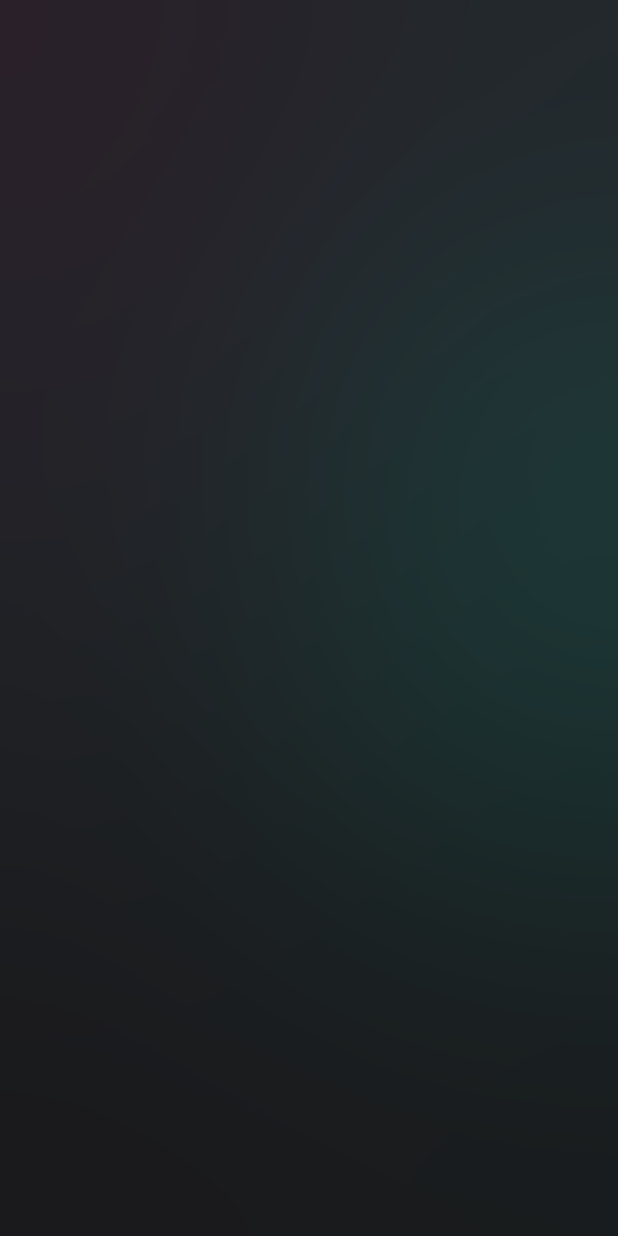
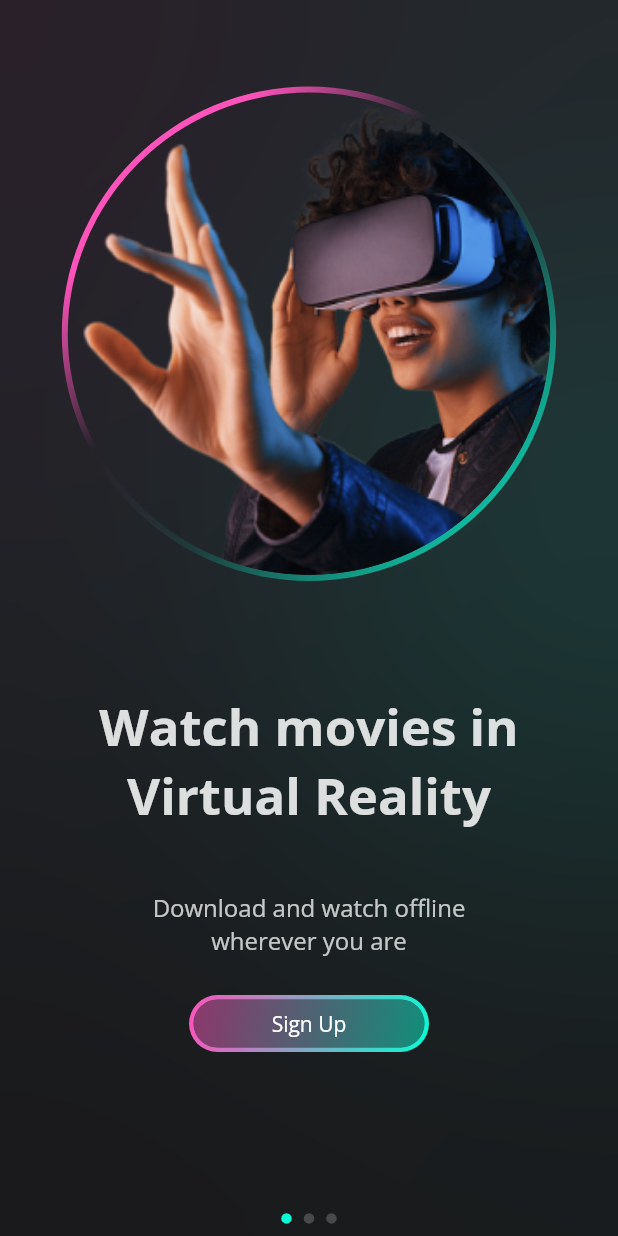
Before and after one commit to aloysiusberonque/NeonUI, a Flutter app: the screen it shows after launch, on a phone screen of 412 x 824 dp. Run offline on Flutter 3.47's test engine with Material 2 defaults, Android fonts, the phone set to English and light mode, and no system bars; our stand-ins replace google_fonts.

Commit message:
Implemented onboarding screen details

```diff
--- /dev/null
+++ b/neon/lib/components/custom_outline.dart
@@ -0,0 +1,83 @@
+import 'package:flutter/material.dart';
+
+class CustomOutline extends StatelessWidget {
+  final _GradientPainter _painter;
+  final Widget _child;
+
+  final double _width;
+  final double _height;
+  final EdgeInsetsGeometry _padding;
+
+  CustomOutline({
+    Key? key,
+    required double strokeWidth,
+    required double radius,
+    required Gradient gradient,
+    required Widget child,
+    required double width,
+    required double height,
+    required EdgeInsetsGeometry padding,
+  })  : _painter = _GradientPainter(
+            strokeWidth: strokeWidth, radius: radius, gradient: gradient),
+        _child = child,
+        _width = width,
+        _height = height,
+        _padding = padding,
+        super(key: key);
+
+  @override
+  Widget build(BuildContext context) {
+    return CustomPaint(
+      painter: _painter,
+      child: Container(
+        width: _width,
+        height: _height,
+        child: _child,
+        padding: _padding,
+      ),
+    );
+  }
+}
+
+class _GradientPainter extends CustomPainter {
+  final Paint _paint = Paint();
+  final double _radius;
+  final double _strokeWidth;
+  final Gradient _gradient;
+
+  _GradientPainter(
+      {required double strokeWidth,
+      required double radius,
+      required Gradient gradient})
+      : _strokeWidth = strokeWidth,
+        _radius = radius,
+        _gradient = gradient;
+
+  @override
+  void paint(Canvas canvas, Size size) {
+    // create outer rectangle equals size
+    Rect outerRect = Offset.zero & size;
+    var outerRRect = RRect.fromRectAndRadius(
+      outerRect,
+      Radius.circular(_radius),
+    );
+
+    // create inner rectangle smaller by strokeWidth
+    Rect innerRect = Rect.fromLTWH(_strokeWidth, _strokeWidth,
+        size.width - _strokeWidth * 2, size.height - _strokeWidth * 2);
+    var innerRRect = RRect.fromRectAndRadius(
+        innerRect, Radius.circular(_radius - _strokeWidth));
+
+    // apply gradient shader
+    _paint.shader = _gradient.createShader(outerRect);
+
+    // create difference between outer and inner paths and draw it
+    Path path1 = Path()..addRRect(outerRRect);
+    Path path2 = Path()..addRRect(innerRRect);
+    var path = Path.combine(PathOperation.difference, path1, path2);
+    canvas.drawPath(path, _paint);
+  }
+
+  @override
+  bool shouldRepaint(CustomPainter oldDelegate) => oldDelegate != this;
+}
--- /dev/null
+++ b/neon/lib/components/masked_image.dart
@@ -0,0 +1,57 @@
+import 'dart:ui';
+
+import 'package:flutter/material.dart';
+import 'package:flutter/services.dart';
+
+class MaskedImage extends StatelessWidget {
+  final String? asset;
+  final String? mask;
+
+  const MaskedImage({Key? key, @required this.asset, @required this.mask})
+      : super(key: key);
+
+  @override
+  Widget build(BuildContext context) {
+    return LayoutBuilder(builder: (context, constraints) {
+      return FutureBuilder<List>(
+        future: _createShaderAndImage(
+            asset!, mask!, constraints.maxWidth, constraints.maxHeight),
+        builder: (context, snapshot) {
+          if (!snapshot.hasData) return const SizedBox.shrink();
+          return ShaderMask(
+            blendMode: BlendMode.dstATop,
+            shaderCallback: (rect) => snapshot.data![0],
+            child: snapshot.data![1],
+          );
+        },
+      );
+    });
+  }
+
+  Future<List> _createShaderAndImage(
+      String asset, String mask, double w, double h) async {
+    ByteData data = await rootBundle.load(asset);
+    ByteData maskData = await rootBundle.load(mask);
+
+    Codec codec = await instantiateImageCodec(
+      maskData.buffer.asUint8List(),
+      targetWidth: w.toInt(),
+      targetHeight: h.toInt(),
+    );
+    FrameInfo fi = await codec.getNextFrame();
+
+    ImageShader shader = ImageShader(
+      fi.image,
+      TileMode.clamp,
+      TileMode.clamp,
+      Matrix4.identity().storage,
+    );
+    Image image = Image.memory(
+      data.buffer.asUint8List(),
+      fit: BoxFit.cover,
+      width: w,
+      height: h,
+    );
+    return [shader, image];
+  }
+}
--- a/neon/lib/screens/onboarding_screen.dart
+++ b/neon/lib/screens/onboarding_screen.dart
@@ -1,6 +1,7 @@
 import 'dart:ui';
 
 import 'package:flutter/material.dart';
+import 'package:neon/components/custom_outline.dart';
 
 import '../constants.dart';
 
@@ -11,12 +12,13 @@ class OnboardingScreen extends StatelessWidget {
   Widget build(BuildContext context) {
     final screenHeight = MediaQuery.of(context).size.height;
     final screenWidth = MediaQuery.of(context).size.width;
+
     return Scaffold(
       backgroundColor: Constants.kBlackColor,
       extendBody: true,
       body: SizedBox(
+        width: screenWidth,
         height: screenHeight,
-        width: screenWidth,
         child: Stack(
           children: [
             Positioned(
@@ -26,15 +28,22 @@ class OnboardingScreen extends StatelessWidget {
                 height: 166,
                 width: 166,
                 decoration: const BoxDecoration(
-                      shape: BoxShape.circle, color: Constants.kPinkColor),
+                  shape: BoxShape.circle,
+                  color: Constants.kPinkColor,
+                ),
                 child: BackdropFilter(
-                    filter: ImageFilter.blur(sigmaX: 200, sigmaY: 200),
+                  filter: ImageFilter.blur(
+                    sigmaX: 200,
+                    sigmaY: 200,
+                  ),
                   child: Container(
                     height: 166,
                     width: 166,
+                    color: Colors.transparent,
                   ),
                 ),
-                )),
+              ),
+            ),
             Positioned(
               top: screenHeight * 0.3,
               right: -100,
@@ -42,25 +51,148 @@ class OnboardingScreen extends StatelessWidget {
                 height: 200,
                 width: 200,
                 decoration: const BoxDecoration(
-                      shape: BoxShape.circle, color: Constants.kGreenColor),
+                  shape: BoxShape.circle,
+                  color: Constants.kGreenColor,
+                ),
                 child: BackdropFilter(
-                    filter: ImageFilter.blur(sigmaX: 200, sigmaY: 200),
+                  filter: ImageFilter.blur(
+                    sigmaX: 200,
+                    sigmaY: 200,
+                  ),
                   child: Container(
                     height: 200,
                     width: 200,
+                    color: Colors.transparent,
                   ),
                 ),
-                )),
+              ),
+            ),
             SafeArea(
               child: Column(
-              mainAxisAlignment: MainAxisAlignment.center,
+                mainAxisAlignment: MainAxisAlignment.start,
                 crossAxisAlignment: CrossAxisAlignment.center,
                 children: [
                   SizedBox(
-                  height: screenHeight*0.07,
+                    height: screenHeight * 0.07,
+                  ),
+                  CustomOutline(
+                    strokeWidth: 4,
+                    radius: screenWidth * 0.8,
+                    padding: const EdgeInsets.all(4),
+                    width: screenWidth * 0.8,
+                    height: screenWidth * 0.8,
+                    gradient: LinearGradient(
+                        begin: Alignment.topLeft,
+                        end: Alignment.bottomRight,
+                        colors: [
+                          Constants.kPinkColor,
+                          Constants.kPinkColor.withOpacity(0),
+                          Constants.kGreenColor.withOpacity(0.1),
+                          Constants.kGreenColor
+                        ],
+                        stops: const [
+                          0.2,
+                          0.4,
+                          0.6,
+                          1
+                        ]),
+                    child: Container(
+                      decoration: const BoxDecoration(
+                        shape: BoxShape.circle,
+                        image: DecorationImage(
+                          fit: BoxFit.cover,
+                          alignment: Alignment.bottomLeft,
+                          image: AssetImage('assets/img-onboarding.png'),
+                        ),
+                      ),
+                    ),
+                  ),
+                  SizedBox(
+                    height: screenHeight * 0.09,
+                  ),
+                  Text(
+                    'Watch movies in\nVirtual Reality',
+                    textAlign: TextAlign.center,
+                    style: TextStyle(
+                      color: Constants.kWhiteColor.withOpacity(0.85),
+                      fontSize: screenHeight <= 667 ? 18 : 34,
+                      fontWeight: FontWeight.w700,
+                    ),
+                  ),
+                  SizedBox(
+                    height: screenHeight * 0.05,
+                  ),
+                  Text(
+                    'Download and watch offline\nwherever you are',
+                    textAlign: TextAlign.center,
+                    style: TextStyle(
+                      color: Constants.kWhiteColor.withOpacity(0.75),
+                      fontSize: screenHeight <= 667 ? 12 : 16,
+                    ),
+                  ),
+                  SizedBox(
+                    height: screenHeight * 0.03,
+                  ),
+                  CustomOutline(
+                    strokeWidth: 3,
+                    radius: 20,
+                    padding: const EdgeInsets.all(3),
+                    width: 160,
+                    height: 38,
+                    gradient: const LinearGradient(
+                      begin: Alignment.topLeft,
+                      end: Alignment.bottomRight,
+                      colors: [Constants.kPinkColor, Constants.kGreenColor],
+                    ),
+                    child: Container(
+                      decoration: BoxDecoration(
+                        borderRadius: BorderRadius.circular(20),
+                        gradient: LinearGradient(
+                          begin: Alignment.topLeft,
+                          end: Alignment.bottomRight,
+                          colors: [
+                            Constants.kPinkColor.withOpacity(0.5),
+                            Constants.kGreenColor.withOpacity(0.5)
+                          ],
+                        ),
+                      ),
+                      child: const Center(
+                        child: Text(
+                          'Sign Up',
+                          style: TextStyle(
+                            fontSize: 14,
+                            color: Constants.kWhiteColor,
+                          ),
+                        ),
+                      ),
+                    ),
+                  ),
+                  const Spacer(),
+                  Row(
+                    mainAxisAlignment: MainAxisAlignment.center,
+                    children: List.generate(
+                      3,
+                      (index) {
+                        return Container(
+                          height: 7,
+                          width: 7,
+                          margin: const EdgeInsets.symmetric(horizontal: 4),
+                          decoration: BoxDecoration(
+                            shape: BoxShape.circle,
+                            color: index == 0
+                                ? Constants.kGreenColor
+                                : Constants.kWhiteColor.withOpacity(0.2),
+                          ),
+                        );
+                      },
+                    ),
+                  ),
+                  SizedBox(
+                    height: screenHeight * 0.01,
                   )
                 ],
-            ))
+              ),
+            ),
           ],
         ),
       ),
```
Lines whose indentation alone changed are shown as unchanged.
